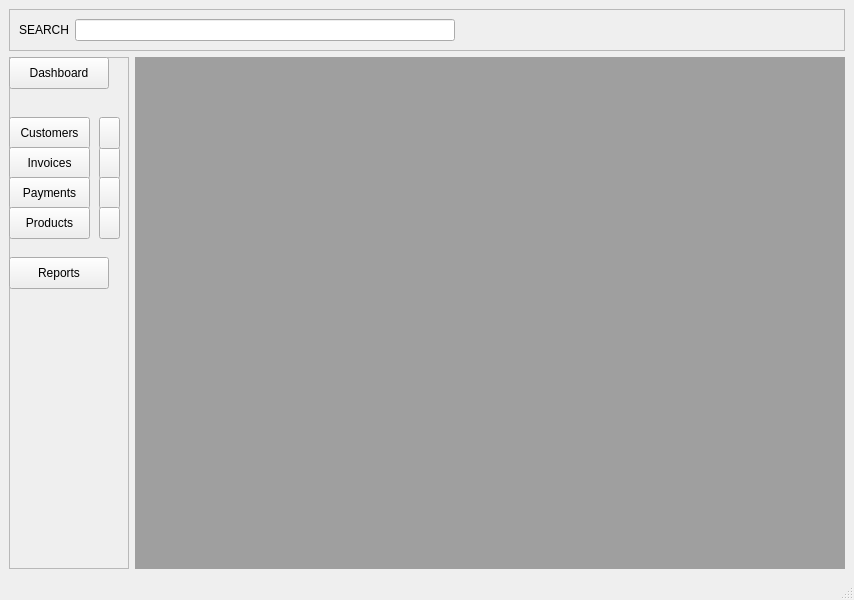
The window that mainwindow.ui (hbmftw/OSI-Invoicing) describes before a commit, drawn with Qt 5.
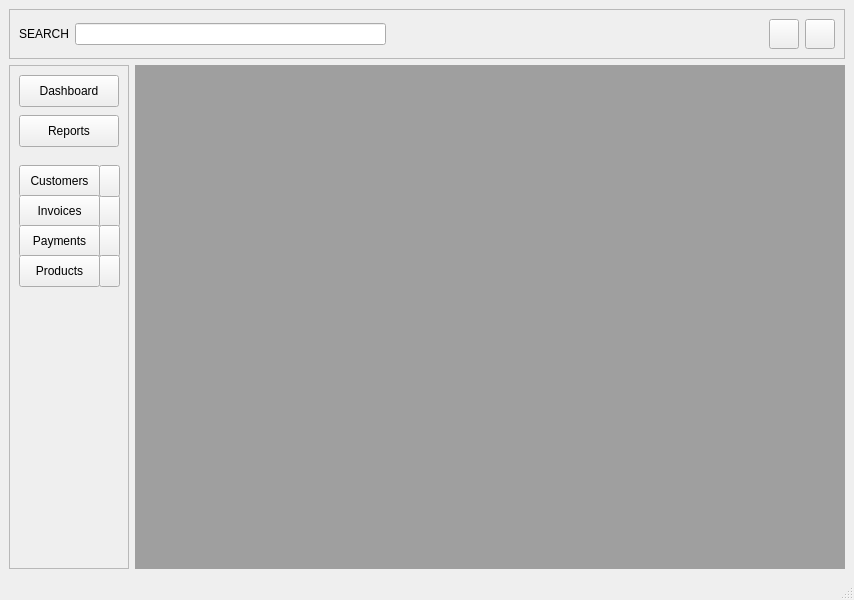
The same window after the commit.

Patch:
```diff
--- a/mainwindow.ui
+++ b/mainwindow.ui
@@ -20,7 +20,7 @@
       <property name="minimumSize">
        <size>
         <width>0</width>
-        <height>35</height>
+        <height>40</height>
        </size>
       </property>
       <property name="frameShape">
@@ -66,6 +66,44 @@
          </property>
         </spacer>
        </item>
+       <item>
+        <widget class="QPushButton" name="Settings_Button">
+         <property name="minimumSize">
+          <size>
+           <width>30</width>
+           <height>30</height>
+          </size>
+         </property>
+         <property name="maximumSize">
+          <size>
+           <width>30</width>
+           <height>30</height>
+          </size>
+         </property>
+         <property name="text">
+          <string/>
+         </property>
+        </widget>
+       </item>
+       <item>
+        <widget class="QPushButton" name="About_Button">
+         <property name="minimumSize">
+          <size>
+           <width>30</width>
+           <height>30</height>
+          </size>
+         </property>
+         <property name="maximumSize">
+          <size>
+           <width>30</width>
+           <height>30</height>
+          </size>
+         </property>
+         <property name="text">
+          <string/>
+         </property>
+        </widget>
+       </item>
       </layout>
      </widget>
     </item>
@@ -92,7 +130,7 @@
          <property name="geometry">
           <rect>
            <x>90</x>
-           <y>90</y>
+           <y>130</y>
            <width>21</width>
            <height>32</height>
           </rect>
@@ -105,7 +143,7 @@
          <property name="geometry">
           <rect>
            <x>90</x>
-           <y>120</y>
+           <y>160</y>
            <width>21</width>
            <height>32</height>
           </rect>
@@ -118,7 +156,7 @@
          <property name="geometry">
           <rect>
            <x>90</x>
-           <y>150</y>
+           <y>190</y>
            <width>21</width>
            <height>32</height>
           </rect>
@@ -138,8 +176,8 @@
         <widget class="QPushButton" name="Customers_Button">
          <property name="geometry">
           <rect>
-           <x>0</x>
-           <y>60</y>
+           <x>10</x>
+           <y>100</y>
            <width>81</width>
            <height>32</height>
           </rect>
@@ -151,8 +189,8 @@
         <widget class="QPushButton" name="Invoices_Button">
          <property name="geometry">
           <rect>
-           <x>0</x>
-           <y>90</y>
+           <x>10</x>
+           <y>130</y>
            <width>81</width>
            <height>32</height>
           </rect>
@@ -164,8 +202,8 @@
         <widget class="QPushButton" name="Payments_Button">
          <property name="geometry">
           <rect>
-           <x>0</x>
-           <y>120</y>
+           <x>10</x>
+           <y>160</y>
            <width>81</width>
            <height>32</height>
           </rect>
@@ -177,8 +215,8 @@
         <widget class="QPushButton" name="Products_Button">
          <property name="geometry">
           <rect>
-           <x>0</x>
-           <y>150</y>
+           <x>10</x>
+           <y>190</y>
            <width>81</width>
            <height>32</height>
           </rect>
@@ -190,8 +228,8 @@
         <widget class="QPushButton" name="Dashboard_Button">
          <property name="geometry">
           <rect>
-           <x>0</x>
-           <y>0</y>
+           <x>10</x>
+           <y>10</y>
            <width>100</width>
            <height>32</height>
           </rect>
@@ -204,7 +242,7 @@
          <property name="geometry">
           <rect>
            <x>90</x>
-           <y>60</y>
+           <y>100</y>
            <width>21</width>
            <height>32</height>
           </rect>
@@ -222,8 +260,8 @@
         <widget class="QPushButton" name="Reports_Button">
          <property name="geometry">
           <rect>
-           <x>0</x>
-           <y>200</y>
+           <x>10</x>
+           <y>50</y>
            <width>100</width>
            <height>32</height>
           </rect>
```
Left out of the diff: 2 changed lines with no effect on the pictures.
